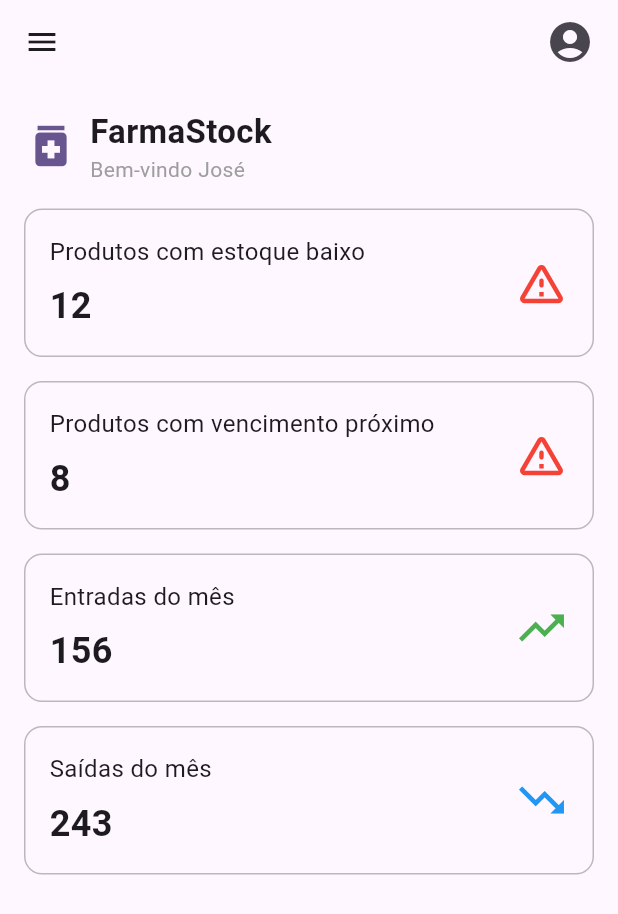
After one commit to josejefferson/farmastock, a Flutter app: the DashboardPage screen opened directly, on a phone screen of 412 x 824 dp. The commit adds this screen. Shown: the top 914 px of the screen. Run offline on Flutter 3.47's test engine with Material 3 defaults, Android fonts, the phone set to English and light mode, and no system bars; our stand-ins replace brasil_fields, validators; missing offline and left inert: br_validators.

Commit message:
feat: Adiciona páginas de catálogo de produtos e dashboard com navegação e exibição de informações

```diff
--- /dev/null
+++ b/lib/pages/dashboard_page.dart
@@ -0,0 +1,185 @@
+import 'package:farmastock/pages/catalogo_produto_page.dart';
+import 'package:farmastock/pages/entrada_medicamento_page.dart';
+import 'package:farmastock/pages/saida_estoque.dart';
+import 'package:flutter/material.dart';
+import 'package:farmastock/pages/editar_produto_page.dart';
+import 'package:farmastock/pages/editar_usuario_page.dart';
+import 'package:farmastock/pages/login_page.dart';
+import 'package:farmastock/pages/saida_medicamento_page.dart';
+import 'package:farmastock/pages/usuarios_page.dart';
+import 'package:farmastock/widgets/components/info_card.dart';
+
+class DashboardPage extends StatelessWidget {
+  const DashboardPage({super.key});
+
+  @override
+  Widget build(BuildContext context) {
+    return Scaffold(
+      appBar: AppBar(
+        elevation: 0,
+        leading: Builder(
+          builder: (context) {
+            return IconButton(
+              icon: const Icon(Icons.menu),
+              onPressed: () {
+                Scaffold.of(context).openDrawer();
+              },
+            );
+          },
+        ),
+        actions: const [
+          Padding(
+            padding: EdgeInsets.only(right: 16),
+            child: Icon(Icons.account_circle, size: 32),
+          ),
+        ],
+      ),
+      drawer: Drawer(
+        child: ListView(
+          padding: EdgeInsets.zero,
+          children: [
+            ListTile(
+              title: const Text('Editar Produto'),
+              onTap: () {
+                Navigator.push(
+                  context,
+                  MaterialPageRoute(
+                      builder: (context) => const EditarProdutoPage()),
+                );
+              },
+            ),
+            ListTile(
+              title: const Text('Usuários'),
+              onTap: () {
+                Navigator.push(
+                  context,
+                  MaterialPageRoute(builder: (context) => const UsuariosPage()),
+                );
+              },
+            ),
+            ListTile(
+              title: const Text('Editar Usuário'),
+              onTap: () {
+                Navigator.push(
+                  context,
+                  MaterialPageRoute(
+                      builder: (context) => const EditarUsuarioPage()),
+                );
+              },
+            ),
+            ListTile(
+              title: const Text('Saída de Medicamento'),
+              onTap: () {
+                Navigator.push(
+                  context,
+                  MaterialPageRoute(
+                      builder: (context) => const SaidaMedicamentoPage()),
+                );
+              },
+            ),
+            ListTile(
+              title: const Text('Login'),
+              onTap: () {
+                Navigator.push(
+                  context,
+                  MaterialPageRoute(builder: (context) => const LoginPage()),
+                );
+              },
+            ),
+            ListTile(
+              title: const Text('Entrada de medicamento'),
+              onTap: () {
+                Navigator.push(
+                  context,
+                  MaterialPageRoute(
+                      builder: (context) => const EntradaMdicamentoPage()),
+                );
+              },
+            ),
+            ListTile(
+              title: const Text('Saida estoque'),
+              onTap: () {
+                Navigator.push(
+                  context,
+                  MaterialPageRoute(
+                      builder: (context) => const SaidaEstoquePage()),
+                );
+              },
+            ),
+            ListTile(
+              title: const Text('Catálogo produto'),
+              onTap: () {
+                Navigator.push(
+                  context,
+                  MaterialPageRoute(
+                      builder: (context) => const CatalogoProdutoPage()),
+                );
+              },
+            ),
+          ],
+        ),
+      ),
+      body: SingleChildScrollView(
+        child: Padding(
+          padding: const EdgeInsets.all(16.0),
+          child: Column(
+            crossAxisAlignment: CrossAxisAlignment.start,
+            children: [
+              Flexible(
+                child: Row(
+                  children: [
+                    Icon(Icons.medication,
+                        size: 36, color: Theme.of(context).primaryColor),
+                    const SizedBox(width: 8),
+                    Column(
+                      crossAxisAlignment: CrossAxisAlignment.start,
+                      children: const [
+                        Text(
+                          "FarmaStock",
+                          style: TextStyle(
+                              fontSize: 22, fontWeight: FontWeight.bold),
+                        ),
+                        Text(
+                          "Bem-vindo José",
+                          style: TextStyle(fontSize: 14, color: Colors.grey),
+                        ),
+                      ],
+                    ),
+                  ],
+                ),
+              ),
+              const SizedBox(height: 16),
+              const InfoCard(
+                texto: "Produtos com estoque baixo",
+                valor: "12",
+                icon: Icons.warning_amber_rounded,
+                cor: Colors.red,
+              ),
+              const SizedBox(height: 16),
+              const InfoCard(
+                texto: "Produtos com vencimento próximo",
+                valor: "8",
+                icon: Icons.warning_amber_rounded,
+                cor: Colors.red,
+              ),
+              const SizedBox(height: 16),
+              const InfoCard(
+                texto: "Entradas do mês",
+                valor: "156",
+                icon: Icons.trending_up,
+                cor: Colors.green,
+              ),
+              const SizedBox(height: 16),
+              const InfoCard(
+                texto: "Saídas do mês",
+                valor: "243",
+                icon: Icons.trending_down,
+                cor: Colors.blue,
+              ),
+            ],
+          ),
+        ),
+      ),
+    );
+  }
+}
```
Also changed, not shown: lib/constants/produtos.dart (+6 -1 lines), lib/pages/catalogo_produto_page.dart (added, +78 -0 lines).
